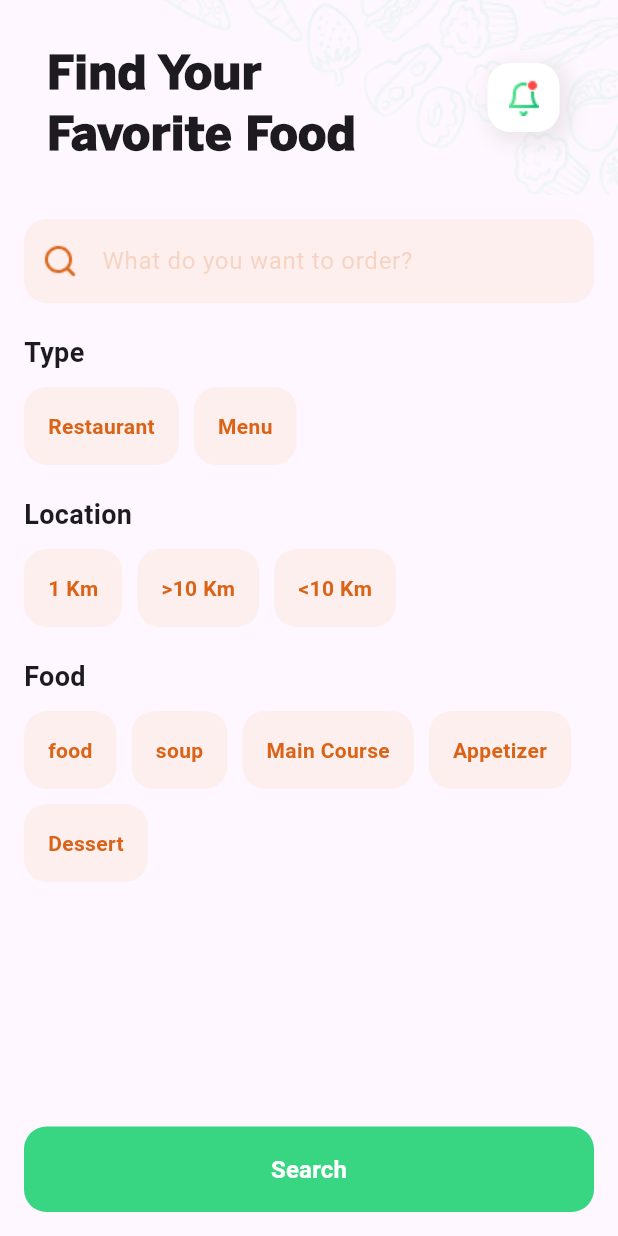
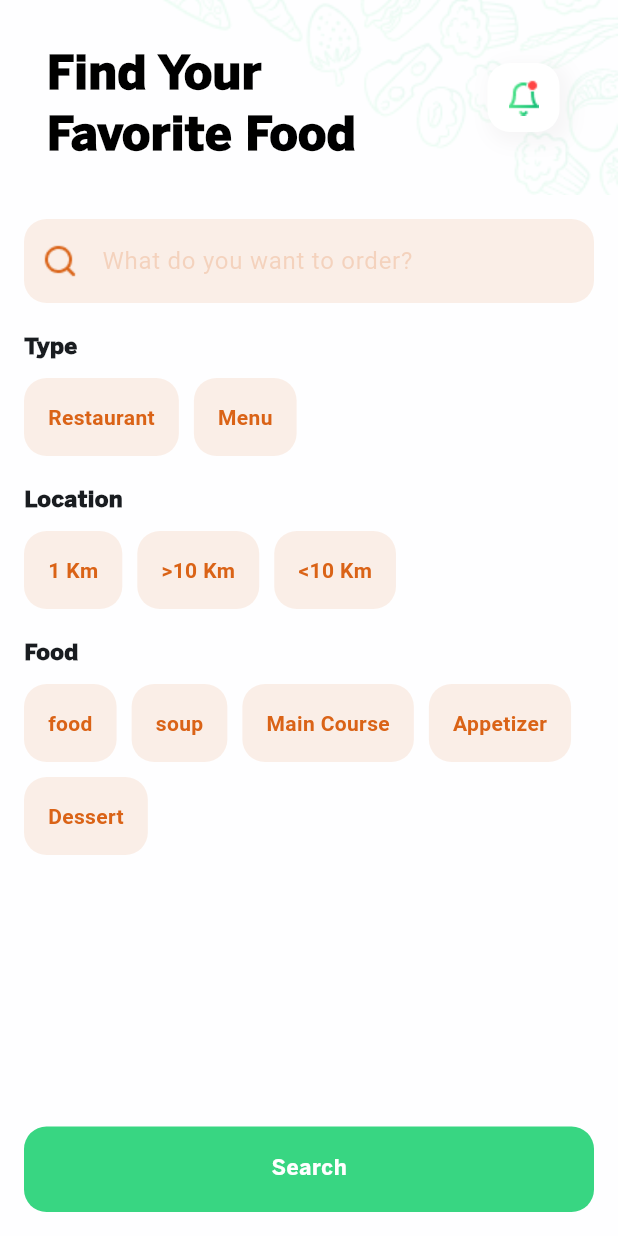
Before and after one commit to SlsabelHesham/food_app, a Flutter app: the FilterScreen screen opened directly with empty values, on a phone screen of 412 x 824 dp. Run offline on Flutter 3.47's test engine with Material 3 defaults, Android fonts, the phone set to English and light mode, and no system bars; our stand-ins replace cloud_firestore, equatable, firebase_core, flutter_bloc, google_nav_bar, location; accounts and stored records are empty.

Commit message:
apply theme

```diff
--- a/lib/main.dart
+++ b/lib/main.dart
@@ -8,6 +8,7 @@ import 'package:food_app/data/datasources/restaurant_datasource.dart';
 import 'package:food_app/data/repositories/restaurant_repository.dart';
 import 'package:food_app/domain/bloc/search/search_bloc.dart';
 import 'package:food_app/presentation/screens/search/search_presenter.dart';
+import 'package:food_app/styles/theme.dart';
 
 void main() async {
   WidgetsFlutterBinding.ensureInitialized();
@@ -49,6 +50,9 @@ class FoodApp extends StatelessWidget {
     return MaterialApp(
       debugShowCheckedModeBanner: false,
       onGenerateRoute: appRouter.generateRoute,
+      theme: AppTheme.lightTheme,
+      darkTheme: AppTheme.darkTheme,
+      themeMode: ThemeMode.system,
     );
   }
 }
--- a/lib/presentation/screens/home/home.dart
+++ b/lib/presentation/screens/home/home.dart
@@ -10,6 +10,7 @@ import 'package:food_app/presentation/widgets/popular_menu_widget.dart';
 import 'package:food_app/presentation/widgets/restaurant_card_widget.dart';
 import 'package:food_app/presentation/widgets/search_bar_widget.dart';
 import 'package:food_app/presentation/widgets/section_title_widget.dart';
+import 'package:food_app/styles/theme.dart';
 import '../../../domain/bloc/home/home_bloc.dart';
 
 class Home extends StatelessWidget {
@@ -20,7 +21,6 @@ class Home extends StatelessWidget {
   Widget build(BuildContext context) {
     presenter.loadHomeData();
     return Scaffold(
-      backgroundColor: const Color.fromARGB(255, 246, 247, 254),
       body: SafeArea(
         child: BlocBuilder<HomeBloc, HomeState>(
           builder: (context, state) {
@@ -64,7 +64,8 @@ Widget _buildSearchBar(BuildContext context) {
  return SearchBarWidget(
     context: context,
     searchHintText: "",
-    filterImageAsset: "assets/images/filter.png",
+    filterImageAsset: AppTheme.getFilterIconAsset(context),
+
   );
 }
 
--- a/lib/presentation/screens/search/result_screen.dart
+++ b/lib/presentation/screens/search/result_screen.dart
@@ -16,7 +16,6 @@ class ResultsScreen extends StatelessWidget {
     final List<dynamic> value = data['restaurants'];
 
     return Scaffold(
-      backgroundColor: const Color.fromARGB(255, 246, 247, 254),
       body: SafeArea(
         child: Column(
           crossAxisAlignment: CrossAxisAlignment.start,
--- a/lib/presentation/screens/search/search_screen.dart
+++ b/lib/presentation/screens/search/search_screen.dart
@@ -7,6 +7,8 @@ import 'package:food_app/domain/bloc/search/search_state.dart';
 import 'package:food_app/presentation/widgets/header_widget.dart';
 import 'package:food_app/presentation/widgets/search_edit_text_widget.dart';
 import 'package:food_app/presentation/widgets/choise_chip.dart';
+import 'package:food_app/styles/text_styles.dart';
+import 'package:food_app/styles/theme.dart';
 
 class FilterScreen extends StatefulWidget {
   final SearchBloc searchBloc;
@@ -54,10 +56,9 @@ class _FiltersScreenState extends State<FilterScreen> {
                           children: [
                             _buildSearchEditText(context),
                             const SizedBox(height: 20),
-                            const Text(
+                            Text(
                               "Type",
-                              style: TextStyle(
-                                  fontSize: 18, fontWeight: FontWeight.bold),
+                              style: TextStyles.mainTitle(),
                             ),
                             const SizedBox(height: 10),
                             Wrap(
@@ -84,10 +85,9 @@ class _FiltersScreenState extends State<FilterScreen> {
                               ],
                             ),
                             const SizedBox(height: 20),
-                            const Text(
+                            Text(
                               "Location",
-                              style: TextStyle(
-                                  fontSize: 18, fontWeight: FontWeight.bold),
+                              style: TextStyles.mainTitle(),
                             ),
                             const SizedBox(height: 10),
                             Wrap(
@@ -123,10 +123,9 @@ class _FiltersScreenState extends State<FilterScreen> {
                               ],
                             ),
                             const SizedBox(height: 20),
-                            const Text(
+                            Text(
                               "Food",
-                              style: TextStyle(
-                                  fontSize: 18, fontWeight: FontWeight.bold),
+                              style: TextStyles.mainTitle(),
                             ),
                             const SizedBox(height: 10),
                             Wrap(
@@ -210,13 +209,9 @@ class _FiltersScreenState extends State<FilterScreen> {
                       borderRadius: BorderRadius.circular(15),
                     ),
                   ),
-                  child: const Text(
+                  child: Text(
                     "Search",
-                    style: TextStyle(
-                      color: Colors.white,
-                      fontSize: 16,
-                      fontWeight: FontWeight.bold,
-                    ),
+                    style: TextStyles.buttonText(),
                   ),
                 ),
               ),
@@ -242,7 +237,7 @@ class _FiltersScreenState extends State<FilterScreen> {
                 child: Center(
                   child: BlocBuilder<SearchBloc, SearchState>(
                     builder: (context, state) {
-                      if(state is InitialState){
+                      if (state is InitialState) {
                         return const SizedBox();
                       }
                       if (state is LoadingState) {
@@ -262,14 +257,15 @@ class _FiltersScreenState extends State<FilterScreen> {
   }
 
   Widget _buildSearchEditText(BuildContext context) {
+    final colorScheme = Theme.of(context).colorScheme;
     return SearchEditText(
       enabled: true,
       controller: _searchController,
       hintText: "What do you want to order?",
-      searchIconAsset: "assets/images/icon_search.png",
-      hintColor: const Color.fromARGB(255, 218, 99, 23).withOpacity(0.2),
-      fillColor: const Color.fromARGB(255, 249, 168, 77).withOpacity(0.1),
-      iconColor: const Color.fromARGB(255, 218, 99, 23),
+      searchIconAsset: AppTheme.getSearchIconAsset(context),
+      hintColor: colorScheme.onPrimaryContainer.withOpacity(0.2),
+      fillColor: colorScheme.onPrimaryContainer.withOpacity(0.1),
+      iconColor: colorScheme.onPrimaryContainer,
       onTap: () {},
     );
   }
--- a/lib/presentation/widgets/choise_chip.dart
+++ b/lib/presentation/widgets/choise_chip.dart
@@ -22,20 +22,21 @@ class GenericChoiceChip extends StatelessWidget {
 
   @override
   Widget build(BuildContext context) {
+    final colorScheme = Theme.of(context).colorScheme;
     return GestureDetector(
       onTap: onTap,
       child: Container(
         padding: const EdgeInsets.symmetric(horizontal: 16, vertical: 16),
         decoration: BoxDecoration(
           color: isSelected
-              ? selectedColor.withOpacity(0.5)
-              : unselectedColor.withOpacity(0.1),
+              ? colorScheme.onPrimaryContainer.withOpacity(0.5)
+              : colorScheme.onPrimaryContainer.withOpacity(0.1),
           borderRadius: BorderRadius.circular(15),
         ),
         child: Text(
           label,
           style: TextStyle(
-            color: isSelected ? selectedTextColor : unselectedTextColor,
+            color: isSelected ? colorScheme.onPrimaryContainer : colorScheme.onPrimaryContainer,
             fontWeight: FontWeight.bold,
           ),
         ),
--- a/lib/presentation/widgets/header_widget.dart
+++ b/lib/presentation/widgets/header_widget.dart
@@ -4,17 +4,17 @@ import 'package:food_app/styles/text_styles.dart';
 class HeaderWidget extends StatelessWidget {
   final String headerText;
   final String imageAsset;
-  final Color imageBackgroundColor;
 
   const HeaderWidget({
     super.key,
     required this.headerText,
     required this.imageAsset,
-    this.imageBackgroundColor = Colors.white,
   });
 
   @override
   Widget build(BuildContext context) {
+    final colorScheme = Theme.of(context).colorScheme;
+
     return Container(
       decoration: BoxDecoration(
         image: DecorationImage(
@@ -29,19 +29,19 @@ class HeaderWidget extends StatelessWidget {
             padding: const EdgeInsets.only(top: 30, left: 31, bottom: 18),
             child: Text(
               headerText,
-              style: TextStyles.headerHeadline(),
+              style: TextStyles.headerHeadline(context),
             ),
           ),
           Padding(
             padding: const EdgeInsets.only(right: 39),
             child: Container(
               decoration: BoxDecoration(
-                color: imageBackgroundColor,
+                color: colorScheme.onPrimary,
                 borderRadius: BorderRadius.circular(15.0),
                 boxShadow: [
                   BoxShadow(
                     color: const Color.fromARGB(255, 196, 192, 192)
-                        .withOpacity(0.3),
+                        .withOpacity(0.15),
                     offset: const Offset(4, 4),
                     blurRadius: 10,
                     spreadRadius: 3,
--- a/lib/presentation/widgets/restaurant_card_widget.dart
+++ b/lib/presentation/widgets/restaurant_card_widget.dart
@@ -9,9 +9,11 @@ class RestaurantCard extends StatelessWidget {
 
   @override
   Widget build(BuildContext context) {
+    final colorScheme = Theme.of(context).colorScheme;
+
     return Container(
       decoration: BoxDecoration(
-        color: Colors.white,
+        color: colorScheme.onPrimary,
         borderRadius: BorderRadius.circular(16),
         boxShadow: [
           BoxShadow(
@@ -44,7 +46,7 @@ class RestaurantCard extends StatelessWidget {
             padding: const EdgeInsets.only(top: 4, bottom: 26),
             child: Text(
               restaurant.time,
-              style: TextStyles.cardSecondTitle() ,
+              style: TextStyles.cardSecondTitle(context),
             ),
           ),
         ],
--- a/lib/presentation/widgets/section_title_widget.dart
+++ b/lib/presentation/widgets/section_title_widget.dart
@@ -28,7 +28,7 @@ class SectionTitle extends StatelessWidget {
             onPressed: onViewMore,
             child: Text(
               viewMoreText,
-              style: TextStyles.secondTitle(),
+              style: TextStyles.secondTitle(context),
             ),
           ),
         ],
--- a/lib/styles/text_styles.dart
+++ b/lib/styles/text_styles.dart
@@ -1,12 +1,14 @@
 import 'package:flutter/material.dart';
 
 class TextStyles {
-  static TextStyle headerHeadline() {
-    return const TextStyle(
+  static TextStyle headerHeadline(BuildContext context) {
+    final colorScheme = Theme.of(context).colorScheme;
+    return TextStyle(
       fontFamily: 'BentonSans',
       fontWeight: FontWeight.w700,
       fontSize: 31,
       height: 40.62 / 31,
+      color: colorScheme.surfaceDim,
     );
   }
 
@@ -19,13 +21,14 @@ class TextStyles {
     );
   }
 
-  static TextStyle secondTitle() {
-    return const TextStyle(
+  static TextStyle secondTitle(BuildContext context) {
+    final colorScheme = Theme.of(context).colorScheme;
+    return TextStyle(
         fontFamily: 'BentonSans',
         fontWeight: FontWeight.w400,
         fontSize: 12,
         height: 15.72 / 12,
-    );
+        color: colorScheme.primaryContainer);
   }
 
   static TextStyle cardTitle() {
@@ -37,21 +40,36 @@ class TextStyles {
     );
   }
 
-  static TextStyle cardSecondTitle() {
-    return const TextStyle(
+  static TextStyle cardSecondTitle(BuildContext context) {
+    final colorScheme = Theme.of(context).colorScheme;
+    return TextStyle(
         fontFamily: 'BentonSans',
         fontWeight: FontWeight.w400,
         fontSize: 13,
         height: 17.03 / 13,
+        color: colorScheme.outlineVariant
     );
   }
 
-  static TextStyle priceText() {
-    return const TextStyle(
+  static TextStyle priceText(BuildContext context) {
+    final colorScheme = Theme.of(context).colorScheme;
+    return TextStyle(
         fontFamily: 'BentonSans',
         fontWeight: FontWeight.w400,
         fontSize: 22,
         height: 28.83 / 22,
+        color: colorScheme.onTertiaryContainer
+    );
+  }
+
+  static TextStyle buttonText() {
+    return const TextStyle(
+      fontFamily: 'BentonSans',
+      fontWeight: FontWeight.w400,
+      fontSize: 14,
+      height: 14.14 / 14,
+      letterSpacing: 0.5,
+      color: Colors.white
     );
   }
 }
--- /dev/null
+++ b/lib/styles/theme.dart
@@ -0,0 +1,68 @@
+import 'package:flutter/material.dart';
+
+class AppTheme {
+  static ThemeData lightTheme = ThemeData(
+    brightness: Brightness.light,
+    colorScheme: const ColorScheme(
+      brightness: Brightness.light,
+      primary: Color(0xff15BE77),
+      onPrimary: Color(0xffFFFFFF),
+      secondary: Color(0xff5BAE9A),
+      onSecondary: Color(0xff000000),
+      error: Color(0xFFBA1A1A),
+      onError: Color(0xffFF4545),
+      surface: Color(0xFFFEFEFF),
+      onSurface: Color(0xFF191C20),
+      onPrimaryContainer: Color(0xffDA6317),
+      primaryContainer: Color(0xffDA6317),
+      scrim: Color(0xffFF7C32),
+      surfaceDim: Color(0xff000000),
+      outlineVariant: Color(0xff808080),
+      onTertiaryContainer: Color(0xffFEAD1D),
+    ),
+
+    appBarTheme: const AppBarTheme(
+      backgroundColor: Color(0xff15BE77),
+      iconTheme: IconThemeData(color: Color(0xffFFFFFF)),
+    ),
+  );
+
+  static ThemeData darkTheme = ThemeData(
+    brightness: Brightness.dark,
+    colorScheme: const ColorScheme(
+      brightness: Brightness.dark,
+      primary: Color(0xff0D0D0D),
+      onPrimary: Color(0xff3B3B3B),
+      secondary: Color(0xff26362E),
+      onSecondary: Color(0xFFFFFFFF),
+      error: Color(0xFFBA1A1A),
+      onError: Color(0xFFFFFFFF),
+      surface: Color(0xFF111318),
+      onSurface: Color(0xFFE1E2E9),
+      onPrimaryContainer: Color(0xFFFFFFFF),
+      primaryContainer: Color(0xffDA6317),
+      scrim: Color(0xffFF7C32),
+      surfaceDim: Color(0xffFFFFFF),
+      outlineVariant: Color(0xff808080),
+      onTertiaryContainer: Color(0xffFEAD1D),
+    ),
+    appBarTheme: const AppBarTheme(
+      backgroundColor: Color(0xff15BE77),
+      iconTheme: IconThemeData(color: Color(0xffFFFFFF)),
+    ),
+  );
+
+  static String getSearchIconAsset(BuildContext context) {
+    final isDarkMode = Theme.of(context).brightness == Brightness.dark;
+    return isDarkMode
+        ? "assets/images/icon_search_dark.png"
+        : "assets/images/icon_search.png";
+  }
+
+  static String getFilterIconAsset(BuildContext context) {
+    final isDarkMode = Theme.of(context).brightness == Brightness.dark;
+    return isDarkMode
+        ? "assets/images/filter_dark.png"
+        : "assets/images/filter.png";
+  }
+}
```
Also changed, not shown: lib/presentation/screens/main_screen.dart (+11 -13 lines), lib/presentation/widgets/popular_menu_widget.dart (+4 -3 lines), lib/presentation/widgets/search_bar_widget.dart (+6 -4 lines), assets/images/filter_dark.png (added), assets/images/icon_search_dark.png (added). Lines whose indentation alone changed are shown as unchanged.
